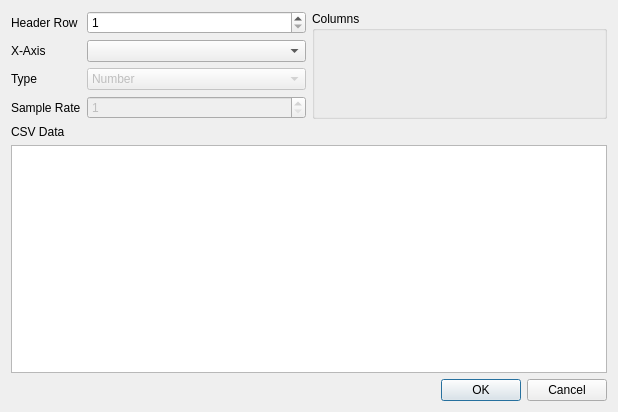
Old version of the form designer/parserdialog.ui in the repository RuggedScience/AccelExplorer.
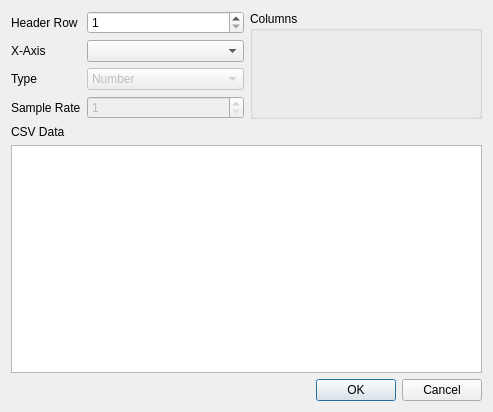
New version of the form. Custom widgets are drawn as their Qt base class.

```diff
--- a/designer/parserdialog.ui
+++ b/designer/parserdialog.ui
@@ -6,7 +6,7 @@
    <rect>
     <x>0</x>
     <y>0</y>
-    <width>618</width>
+    <width>493</width>
     <height>412</height>
    </rect>
   </property>
```
